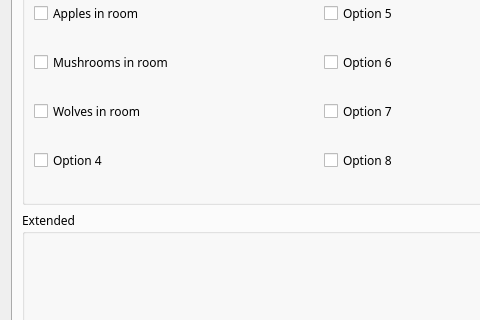
Old version of the form MasterForge/Properties.ui in the repository BuildingaMaster/AdventureGame; both pictures show x 0 to 480 and y 121 to 441 of the 641 by 639 pixel window.
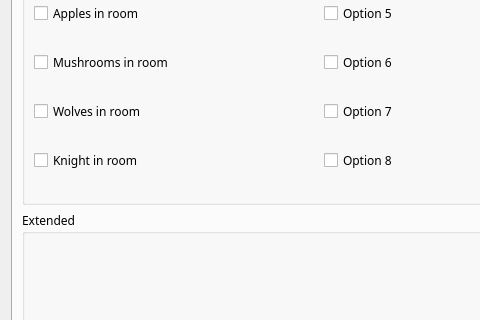
New version of the form. The open tabs and pages were chosen to show the change.

Commit message: MBUILD-149 MasterForge Add Knight

Diff of the .ui file:
```diff
--- a/MasterForge/Properties.ui
+++ b/MasterForge/Properties.ui
@@ -321,7 +321,7 @@
           <item row="4" column="0">
            <widget class="QCheckBox" name="Option4Check">
             <property name="text">
-             <string>Option 4</string>
+             <string>Knight in room</string>
             </property>
            </widget>
           </item>
```
The commit also changes 1 other file.
